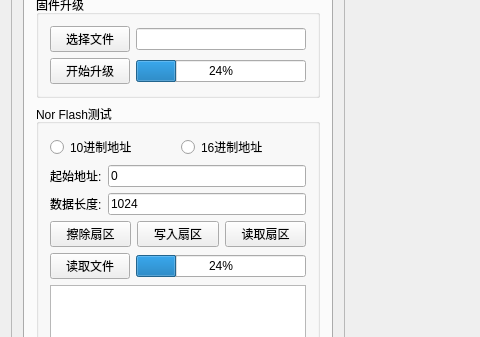
First picture: the form in ui/mainwindow.ui, repository kdurant/qt_study, before the edit; both pictures show x 0 to 480 and y 252 to 589 of the 1259 by 725 pixel window.
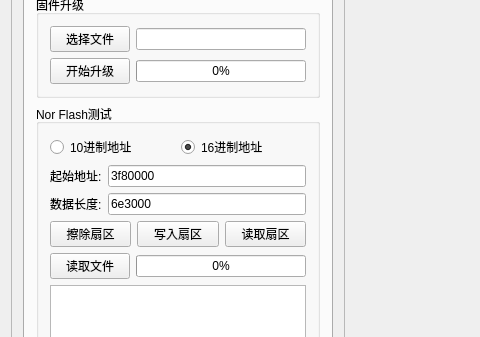
Second picture: the form after the edit. Icons and pictures are not drawn. Custom widgets are drawn as their Qt base class.

Commit message: chore: change default config of ui

What changed in the file:
```diff
--- a/ui/mainwindow.ui
+++ b/ui/mainwindow.ui
@@ -760,7 +760,7 @@
                  <item row="1" column="1">
                   <widget class="QProgressBar" name="pBarUpdateBin">
                    <property name="value">
-                    <number>24</number>
+                    <number>0</number>
                    </property>
                   </widget>
                  </item>
@@ -789,6 +789,9 @@
                    <property name="text">
                     <string>16进制地址</string>
                    </property>
+                   <property name="checked">
+                    <bool>true</bool>
+                   </property>
                   </widget>
                  </item>
                 </layout>
@@ -805,7 +808,7 @@
                  <item>
                   <widget class="QLineEdit" name="lineEdit_NorFlashStartAddr">
                    <property name="text">
-                    <string>0</string>
+                    <string>3f80000</string>
                    </property>
                   </widget>
                  </item>
@@ -823,7 +826,7 @@
                  <item>
                   <widget class="QLineEdit" name="lineEdit_NorFlashReadLen">
                    <property name="text">
-                    <string>1024</string>
+                    <string>6e3000</string>
                    </property>
                   </widget>
                  </item>
@@ -872,7 +875,7 @@
                  <item>
                   <widget class="QProgressBar" name="pBarNorFlashRead">
                    <property name="value">
-                    <number>24</number>
+                    <number>0</number>
                    </property>
                   </widget>
                  </item>
```
The commit also changes 1 other file.
